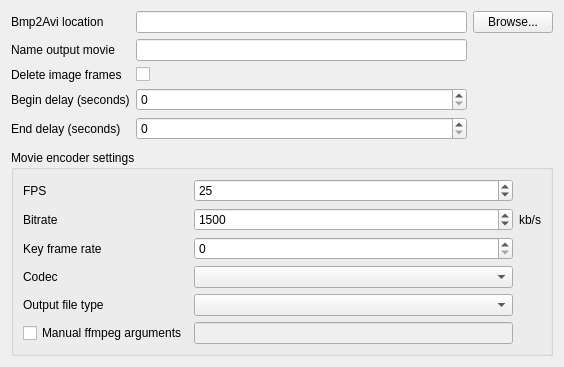
michjans/routegen, file src/videosettings.ui: the form before one commit.
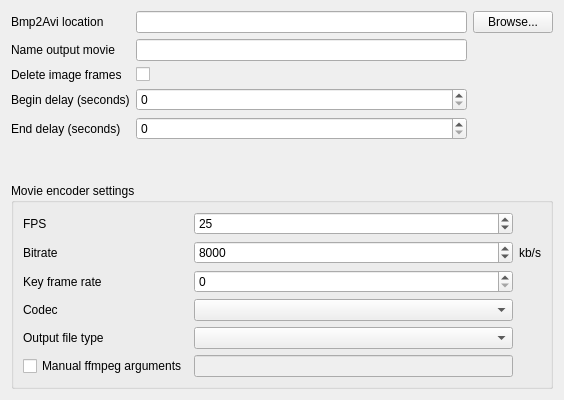
The form after the commit.

What changed in the file:
```diff
--- a/src/videosettings.ui
+++ b/src/videosettings.ui
@@ -7,7 +7,7 @@
     <x>0</x>
     <y>0</y>
     <width>564</width>
-    <height>367</height>
+    <height>400</height>
    </rect>
   </property>
   <property name="windowTitle">
@@ -122,13 +122,13 @@
          <number>200</number>
         </property>
         <property name="maximum">
-         <number>8000</number>
+         <number>100000</number>
         </property>
         <property name="singleStep">
          <number>10</number>
         </property>
         <property name="value">
-         <number>1500</number>
+         <number>8000</number>
         </property>
        </widget>
       </item>
```
